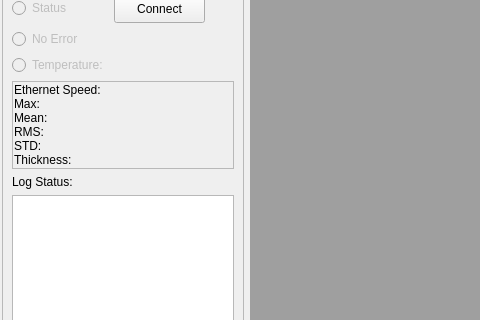
First picture: the form in mainwindow.ui, repository SDJoeKing/Tubers_GUI, before the edit; both pictures show x 0 to 480 and y 122 to 442 of the 1487 by 723 pixel window.
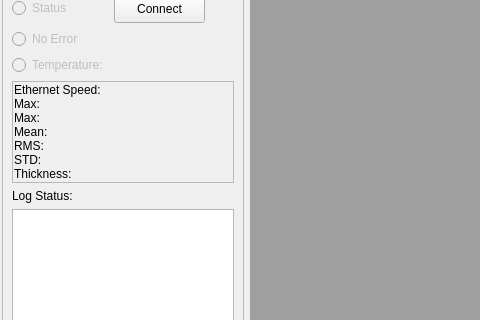
Second picture: the form after the edit.

```diff
--- a/mainwindow.ui
+++ b/mainwindow.ui
@@ -202,7 +202,7 @@
             </property>
            </widget>
           </item>
-          <item row="2" column="0">
+          <item row="3" column="0">
            <widget class="QLabel" name="labelMean">
             <property name="text">
              <string>Mean:</string>
@@ -212,7 +212,7 @@
             </property>
            </widget>
           </item>
-          <item row="3" column="0">
+          <item row="4" column="0">
            <widget class="QLabel" name="labelRMS">
             <property name="text">
              <string>RMS:</string>
@@ -222,7 +222,7 @@
             </property>
            </widget>
           </item>
-          <item row="4" column="0">
+          <item row="5" column="0">
            <widget class="QLabel" name="labelSTD">
             <property name="text">
              <string>STD:</string>
@@ -232,7 +232,7 @@
             </property>
            </widget>
           </item>
-          <item row="5" column="0">
+          <item row="6" column="0">
            <widget class="QLabel" name="labelThick">
             <property name="text">
              <string>Thickness:</string>
@@ -242,6 +242,16 @@
             </property>
            </widget>
           </item>
+          <item row="2" column="0">
+           <widget class="QLabel" name="labelNoise">
+            <property name="text">
+             <string>Max:</string>
+            </property>
+            <property name="alignment">
+             <set>Qt::AlignmentFlag::AlignLeading|Qt::AlignmentFlag::AlignLeft|Qt::AlignmentFlag::AlignVCenter</set>
+            </property>
+           </widget>
+          </item>
          </layout>
         </widget>
        </item>
```
